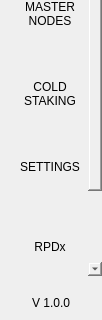
Old version of the form src/qt/rapids/forms/navmenuwidget.ui in the repository rpdchain/Rapids; both pictures show x 0 to 102 and y 466 to 786 of the 102 by 786 pixel window.
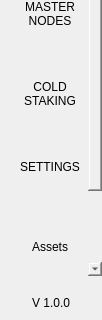
New version of the form.

```diff
--- a/src/qt/rapids/forms/navmenuwidget.ui
+++ b/src/qt/rapids/forms/navmenuwidget.ui
@@ -346,7 +346,7 @@
              </size>
             </property>
             <property name="text">
-             <string>RPDx
+             <string>Assets
 </string>
             </property>
             <property name="iconSize">
```
